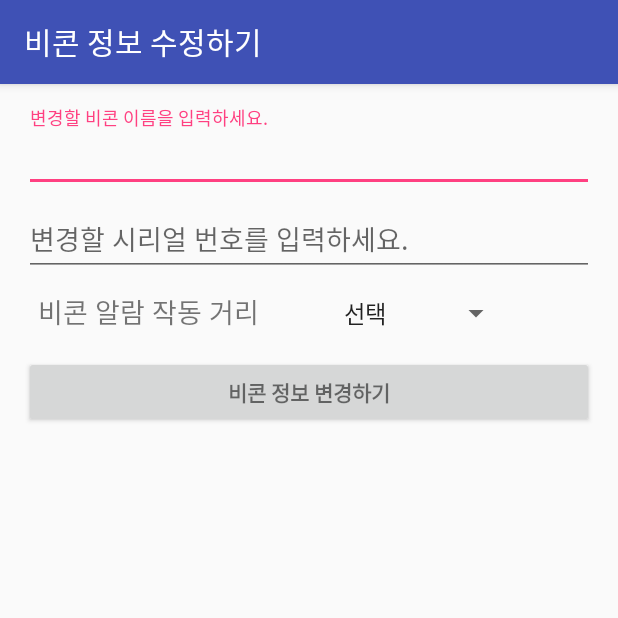
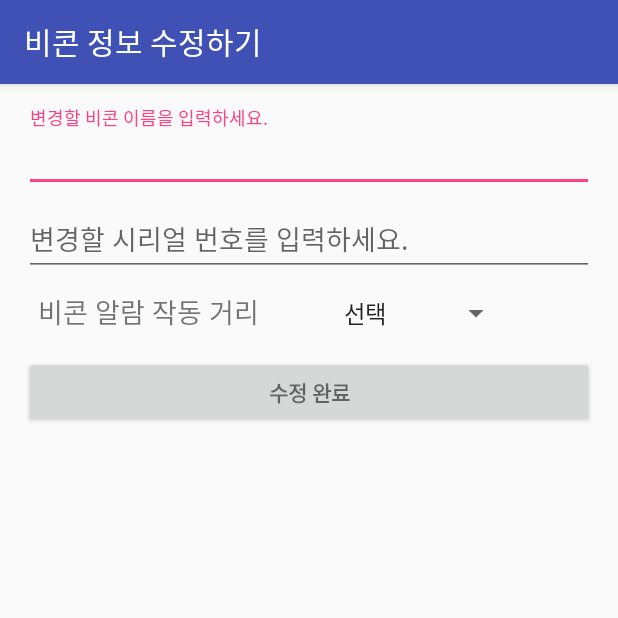
Before and after one commit to dusnew14/DY_beacon, an Android app: the Modify_Data_Activity screen opened directly, with no data from a screen before it, on a phone screen of 412 x 824 dp, the top half of it. Run offline under Robolectric (Android 15) with nearby library versions, the phone set to English and light mode, and no system bars; 3 statements that could not run were skipped.

Commit message:
register, saved, delete, recoranging 완료, modify spinner 전

```diff
--- a/app/src/main/java/com/example/wustls14/dy_beacon/Modify_Data_Activity.java
+++ b/app/src/main/java/com/example/wustls14/dy_beacon/Modify_Data_Activity.java
@@ -3,15 +3,26 @@ package com.example.wustls14.dy_beacon;
 import android.content.Intent;
 import android.support.v7.app.AppCompatActivity;
 import android.os.Bundle;
+import android.view.View;
+import android.widget.AdapterView;
+import android.widget.AutoCompleteTextView;
+import android.widget.EditText;
+import android.widget.Spinner;
 import android.widget.TextView;
+import android.widget.Toast;
+
+import org.w3c.dom.Text;
 
 public class Modify_Data_Activity extends AppCompatActivity {
 
-    public TextView modify_beaconName;
-    public TextView modify_srlNo;
+    private TextView modify_beaconName;
+    private TextView modify_srlNo;
+    private Spinner s;
 
     String former_beaconName;
     String former_srlNo;
+    String former_distance;
+    String after_distance;
 
     @Override
     protected void onCreate(Bundle savedInstanceState) {
@@ -23,13 +34,39 @@ public class Modify_Data_Activity extends AppCompatActivity {
 
         // 수정 전 beaconName 값 셋팅
         former_beaconName = intent.getExtras().getString("beaconName");
-        modify_beaconName = (TextView)findViewById(R.id.modify_name_txt);
+        modify_beaconName = (AutoCompleteTextView) findViewById(R.id.modify_name_txt);
         modify_beaconName.setText(former_beaconName);
 
         // 수정 전 srlNo 셋팅
+        modify_srlNo = (EditText) findViewById(R.id.modify_srlNo_txt);
         former_srlNo = intent.getExtras().getString("srlNo");
-        modify_srlNo = (TextView)findViewById(R.id.modify_srlNo_txt);
         modify_srlNo.setText(former_srlNo);
 
+        s = (Spinner)findViewById(R.id.modify_distance_spinner);
+        former_distance = intent.getExtras().getString("distance");
+//        for(int i=0; i<6; i++){
+//            if(s.ge;)
+//        }
+//        s.setSelection();
+
+        s.setOnItemSelectedListener(new AdapterView.OnItemSelectedListener() {
+            @Override
+            public void onItemSelected(AdapterView<?> parent, View view, int position, long id) {
+                if(s.getSelectedItemPosition()>=1){
+
+                    after_distance = s.getSelectedItem().toString();
+                }
+
+            }
+
+            @Override
+            public void onNothingSelected(AdapterView<?> parent) {
+            }
+        });
+    }
+
+
+    public void modify_clicked(View view){
+        Toast.makeText(this, "수정이 완료되었습니다.", Toast.LENGTH_SHORT).show();
     }
 }
--- a/app/src/main/java/com/example/wustls14/dy_beacon/Register_Beacon_Activity.java
+++ b/app/src/main/java/com/example/wustls14/dy_beacon/Register_Beacon_Activity.java
@@ -73,6 +73,7 @@ public class Register_Beacon_Activity extends AppCompatActivity implements Loade
     String temp_srlNo;
     int srlNo = 0;
     String distance;
+    int distance_number;
 
     @Override
     protected void onCreate(Bundle savedInstanceState) {
--- a/app/src/main/res/layout/activity_modify_data.xml
+++ b/app/src/main/res/layout/activity_modify_data.xml
@@ -40,9 +40,7 @@
                 android:layout_width="match_parent"
                 android:layout_height="wrap_content"
                 android:hint="변경할 시리얼 번호를 입력하세요."
-                android:imeActionId="6"
-                android:imeActionLabel="@string/action_sign_in_short"
-                android:imeOptions="actionUnspecified"
+                android:inputType="number"
                 android:maxLines="1"
                 android:singleLine="true" />
 
@@ -75,8 +73,9 @@
             android:layout_width="match_parent"
             android:layout_height="wrap_content"
             android:layout_marginTop="16dp"
-            android:text="비콘 정보 변경하기"
-            android:textStyle="bold" />
+            android:text="수정 완료"
+            android:textStyle="bold"
+            android:onClick="modify_clicked"/>
 
     </LinearLayout>
 
```
Also changed, not shown: app/src/main/java/com/example/wustls14/dy_beacon/Saved_Beacons_Activity.java (+6 -2 lines), app/src/main/java/com/example/wustls14/dy_beacon/model/SavedBeacon_Model.java (+9 -8 lines), app/src/main/java/com/example/wustls14/dy_beacon/util/DBHelper.java (+4 -3 lines).
